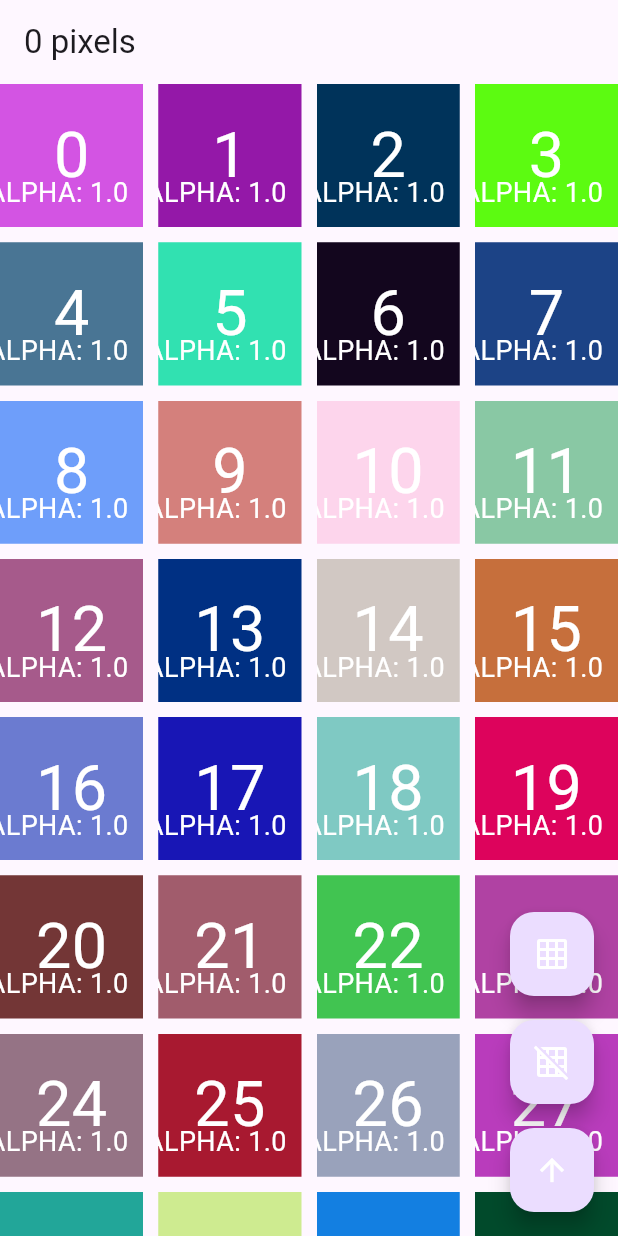
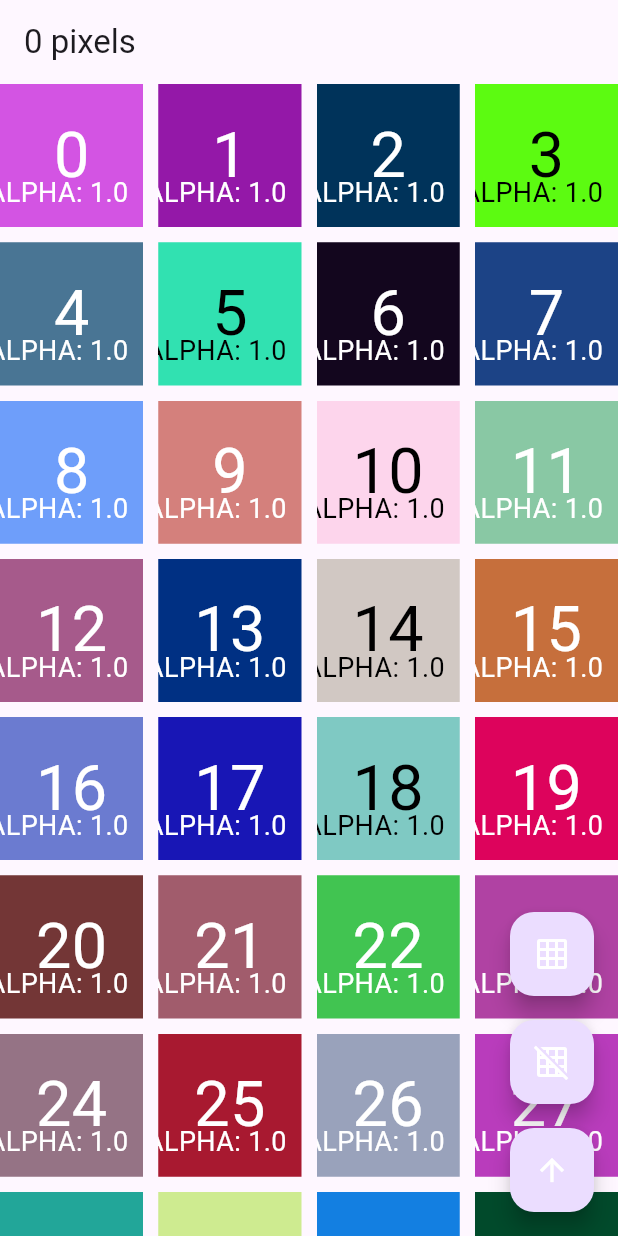
Before and after one commit to adshidtadka/flutter-tour, a Flutter app: the screen it shows after launch, on a phone screen of 412 x 824 dp. Run offline on Flutter 3.47's test engine with Material 2 defaults, Android fonts, the phone set to English and light mode, and no system bars.

Commit message:
set textColor

```diff
--- a/2_layout/layout_samples/lib/grid_view_page.dart
+++ b/2_layout/layout_samples/lib/grid_view_page.dart
@@ -87,6 +87,9 @@ class _GridViewPageState extends State<GridViewPage> {
           final gridItemColor =
               Color((math.Random(index).nextDouble() * 0xFFFFFF).toInt())
                   .withOpacity(1.0);
+          final textColor = gridItemColor.computeLuminance() > 0.5
+              ? Colors.black
+              : Colors.white;
           return Stack(
             children: [
               Container(
@@ -94,7 +97,7 @@ class _GridViewPageState extends State<GridViewPage> {
                   child: Center(
                     child: Text(
                       index.toString(),
-                      style: const TextStyle(fontSize: 42, color: Colors.white),
+                      style: TextStyle(fontSize: 42, color: textColor),
                     ),
                   )),
               Positioned(
@@ -106,7 +109,7 @@ class _GridViewPageState extends State<GridViewPage> {
                         .toUpperCase()
                         .substring(6, 16)
                         .replaceAll('0X', '#'),
-                    style: const TextStyle(fontSize: 18, color: Colors.white),
+                    style: TextStyle(fontSize: 18, color: textColor),
                   ))
             ],
           );
```
